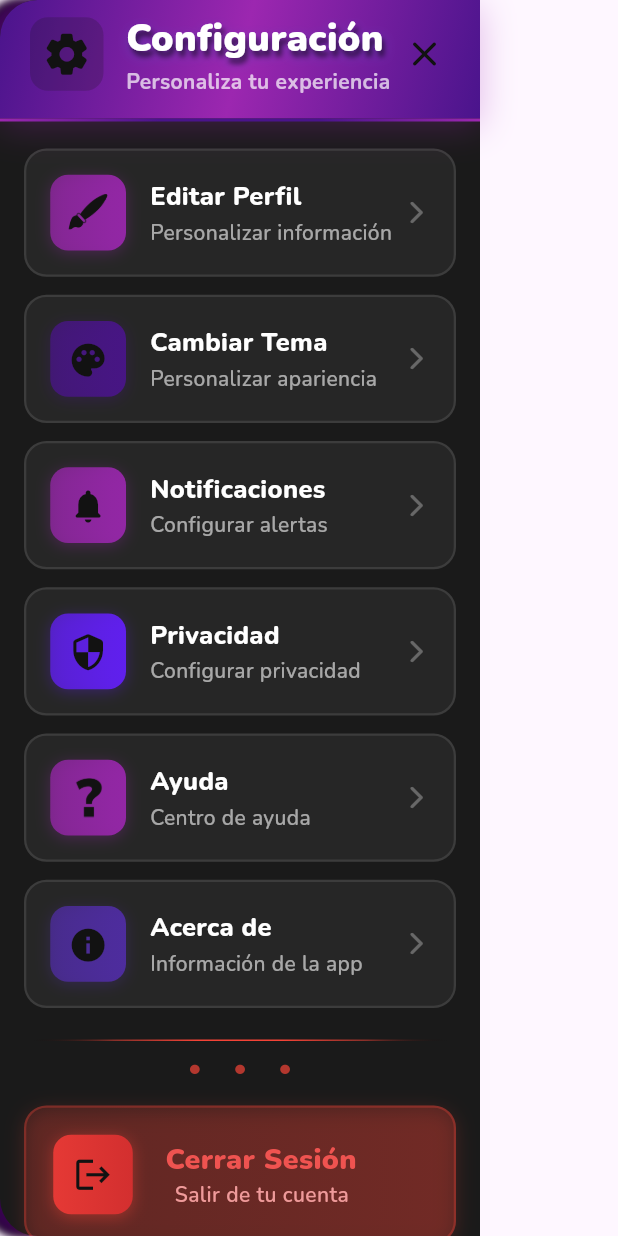
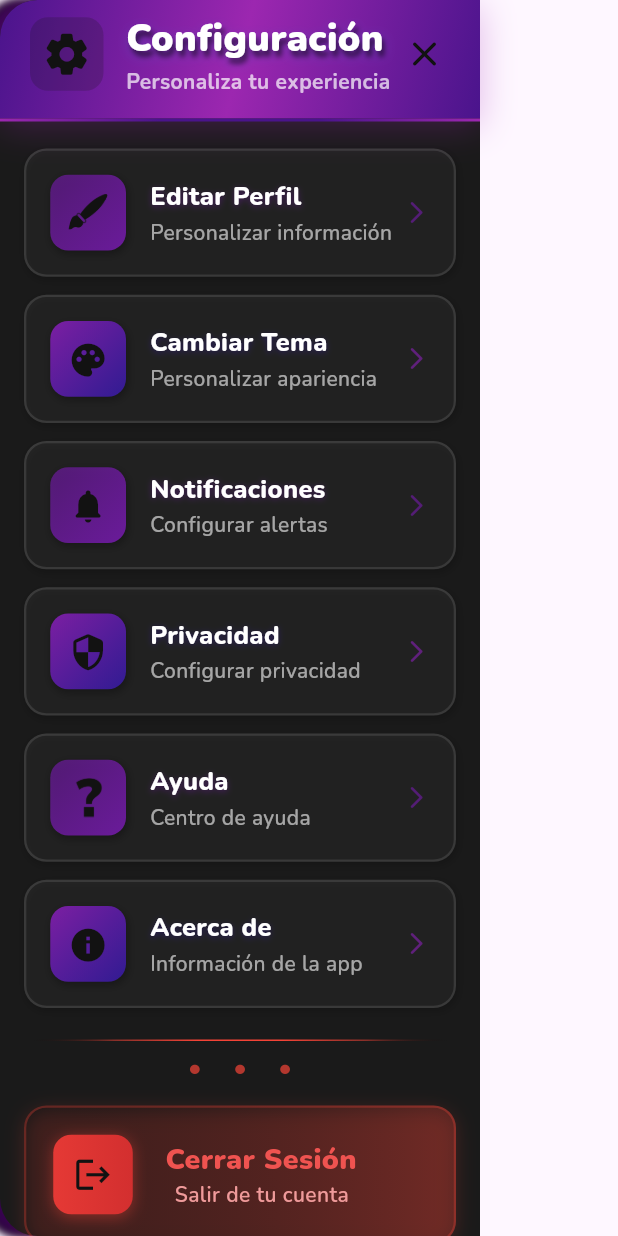
Before and after one commit to Polnareff69/P2P-Front, a Flutter app: the SettingsMenu widget shown alone on an empty page, opened directly, on a phone screen of 412 x 824 dp. Run offline on Flutter 3.47's test engine with Material 3 defaults, Android fonts, the phone set to English and light mode, and no system bars; our stand-ins replace flutter_colorpicker, google_fonts, image_picker, jwt_decoder, shared_preferences; accounts and stored records are empty; network calls fail.

Commit message:
Menu desplegable de configuraciones del vendedor completamente hermoso.

```diff
--- a/market/lib/views/business_screens/business_or_main_screen.dart
+++ b/market/lib/views/business_screens/business_or_main_screen.dart
@@ -45,10 +45,11 @@ class BusinessOrMainScreen extends StatelessWidget {
               (bounds) => LinearGradient(
                 colors: [
                   Colors.purple,
-
                   Colors.purple,
                   Colors.deepPurple,
+                  Colors.purple,
                   Colors.deepPurple,
+                  Colors.purple,
                   Colors.purple,
                 ],
                 begin: Alignment.topLeft,
--- a/market/lib/views/business_screens/vendor_screen.dart
+++ b/market/lib/views/business_screens/vendor_screen.dart
@@ -15,7 +15,6 @@ import 'package:market/models/company_model.dart';
 import 'package:market/config/app_config.dart';
 
 import 'package:market/guards/auth_guard.dart';
-
 
 class VendorScreen extends StatefulWidget {
   final String? businessName; // Nombre de la empresa
@@ -976,7 +975,7 @@ class _VendorScreenState extends State<VendorScreen> {
                 ),
 
                 child: Text(
-                  "Menú For Gamers ®",
+                  "Menú de ${companyDetails?.name ?? 'Mi Menú'} ★",
                   textAlign: TextAlign.center,
                   style: GoogleFonts.nunito(
                     fontSize: 19,
--- a/market/lib/views/widgets/settings_menu.dart
+++ b/market/lib/views/widgets/settings_menu.dart
@@ -85,7 +85,7 @@ class SettingsMenu extends StatelessWidget {
                       imagePath: 'assets/icons/edit.png',
                       title: 'Editar Perfil',
                       subtitle: 'Personalizar información',
-                      color: Colors.purple.shade500,
+                      color: Colors.purple.shade800,
 
                       onTap: onEditProfile,
                     ),
@@ -101,7 +101,7 @@ class SettingsMenu extends StatelessWidget {
                       icon: Icons.notifications_rounded,
                       title: 'Notificaciones',
                       subtitle: 'Configurar alertas',
-                      color: Colors.purple,
+                      color: Colors.purple.shade800,
 
                       onTap: onNotifications,
                     ),
@@ -109,8 +109,7 @@ class SettingsMenu extends StatelessWidget {
                       icon: Icons.security_rounded,
                       title: 'Privacidad',
                       subtitle: 'Configurar privacidad',
-                      color:
-                          Colors.deepPurpleAccent.shade400,
+                      color: Colors.purple.shade900,
                       onTap: () {
                         if (kDebugMode)
                           print('Privacidad presionado');
@@ -121,7 +120,7 @@ class SettingsMenu extends StatelessWidget {
 
                       title: 'Ayuda',
                       subtitle: 'Centro de ayuda',
-                      color: Colors.purple.shade500,
+                      color: Colors.purple.shade800,
                       onTap: () {
                         if (kDebugMode)
                           print('Ayuda presionado');
@@ -131,7 +130,7 @@ class SettingsMenu extends StatelessWidget {
                       icon: Icons.info,
                       title: 'Acerca de',
                       subtitle: 'Información de la app',
-                      color: Colors.deepPurple.shade700,
+                      color: Colors.purple.shade900,
                       onTap: () {
                         if (kDebugMode)
                           print('Acerca de presionado');
@@ -258,17 +257,51 @@ class SettingsMenu extends StatelessWidget {
   }
 
   Widget _buildCustomMenuItem({
-    IconData? icon, //  Hacer opcional
-    String? imagePath, //  Agregar parámetro para imagen
+    IconData? icon,
+    String? imagePath,
     required String title,
     required String subtitle,
-    required Color color,
+    required Color
+    color, // Mantenemos este parámetro para las variaciones
     required VoidCallback? onTap,
   }) {
+    // Definimos colores de gradiente basados en el color proporcionado
+    Color startColor;
+    Color endColor;
+
+    // Calculamos colores de gradiente basados en el color base
+    if (color == Colors.purple.shade500) {
+      startColor = Colors.purple.shade400;
+      endColor = Colors.purple.shade800;
+    } else if (color == Colors.purple.shade900) {
+      startColor = Colors.purple.shade700;
+      endColor = Colors.deepPurple.shade900;
+    } else if (color == Colors.deepPurple) {
+      startColor = Colors.deepPurple.shade400;
+      endColor = Colors.deepPurple.shade900;
+    } else if (color == Colors.deepPurpleAccent.shade400) {
+      startColor = Colors.deepPurpleAccent.shade100;
+      endColor = Colors.deepPurpleAccent.shade700;
+    } else {
+      // Caso por defecto para cualquier otro color
+      startColor = color.withOpacity(0.7);
+      endColor = color;
+    }
+
+    // Crear un callback por defecto si onTap es nulo
+    final VoidCallback effectiveOnTap =
+        onTap ??
+        () {
+          if (kDebugMode)
+            print(
+              'Botón "$title" presionado (sin acción definida)',
+            );
+        };
+
     return Material(
       color: Colors.transparent,
       child: InkWell(
-        onTap: onTap,
+        onTap: effectiveOnTap,
         borderRadius: BorderRadius.circular(15),
         child: Container(
           margin: EdgeInsets.symmetric(
@@ -283,24 +316,32 @@ class SettingsMenu extends StatelessWidget {
               color: Colors.white.withOpacity(0.1),
               width: 1.5,
             ),
+            // Agregamos una sombra sutil similar a vendor_screen
+            boxShadow: [
+              BoxShadow(
+                color: Colors.black.withOpacity(0.2),
+                blurRadius: 4,
+                offset: Offset(1, 2),
+              ),
+            ],
           ),
           child: Row(
             children: [
+              // Contenedor del icono con estilo similar a vendor_screen
               Container(
                 padding: EdgeInsets.all(12),
                 decoration: BoxDecoration(
                   gradient: LinearGradient(
-                    colors: [
-                      color.withOpacity(0.7),
-                      color.withOpacity(0.9),
-                    ],
+                    colors: [startColor, endColor],
+                    begin: Alignment.topLeft,
+                    end: Alignment.bottomRight,
                   ),
                   borderRadius: BorderRadius.circular(12),
                   boxShadow: [
                     BoxShadow(
-                      color: color.withOpacity(0.3),
-                      blurRadius: 8,
-                      offset: Offset(0, 2),
+                      color: Colors.black.withOpacity(0.3),
+                      blurRadius: 4,
+                      offset: Offset(1, 2),
                     ),
                   ],
                 ),
@@ -318,6 +359,16 @@ class SettingsMenu extends StatelessWidget {
                         fontSize: 17,
                         fontWeight: FontWeight.w800,
                         color: Colors.white,
+                        // Agregamos sombras similares a vendor_screen
+                        shadows: [
+                          Shadow(
+                            color: endColor.withOpacity(
+                              0.5,
+                            ),
+                            offset: const Offset(0, 1),
+                            blurRadius: 5,
+                          ),
+                        ],
                       ),
                     ),
                     SizedBox(height: 2),
@@ -334,7 +385,9 @@ class SettingsMenu extends StatelessWidget {
               ),
               Icon(
                 Icons.arrow_forward_ios_rounded,
-                color: Colors.white30,
+                color: startColor.withOpacity(
+                  0.7,
+                ), // Color del icono relacionado con el gradiente
                 size: 18,
               ),
             ],
@@ -573,7 +626,7 @@ class SettingsMenu extends StatelessWidget {
           decoration: BoxDecoration(
             gradient: LinearGradient(
               colors: [
-                Colors.red.withOpacity(0.15),
+                Colors.black.withOpacity(0.1),
                 Colors.red.withOpacity(0.25),
               ],
             ),
```
